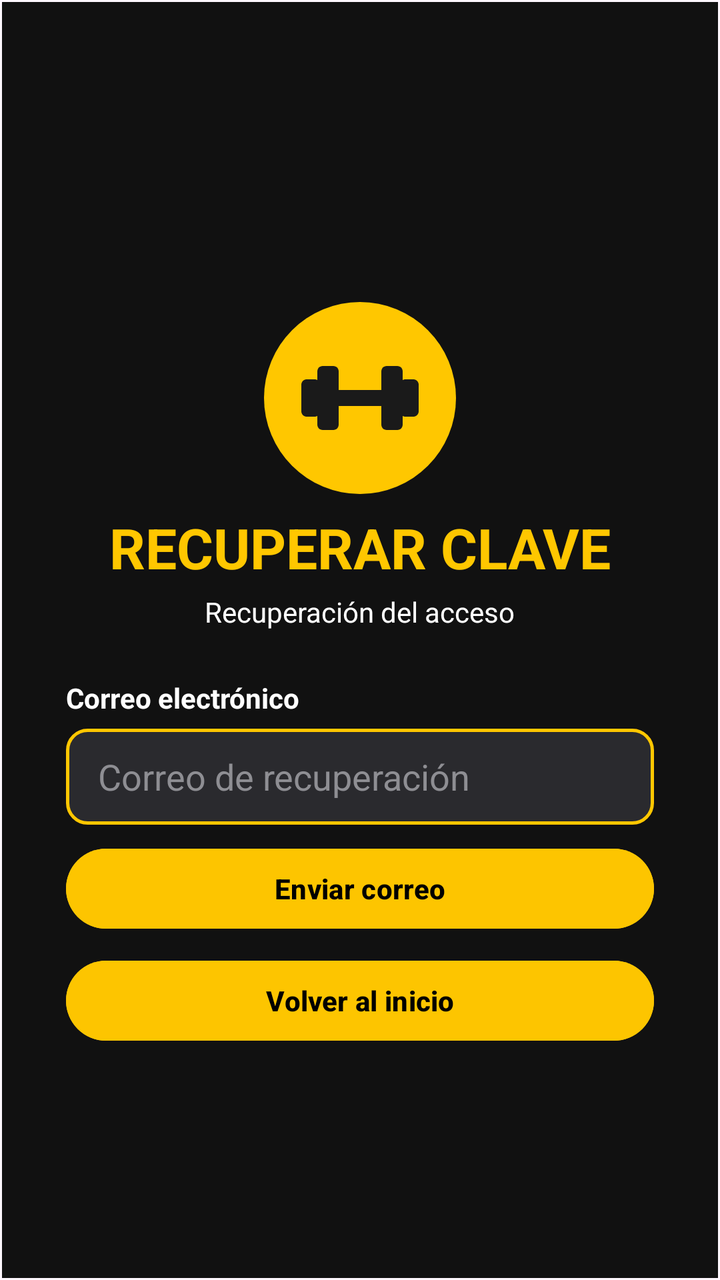
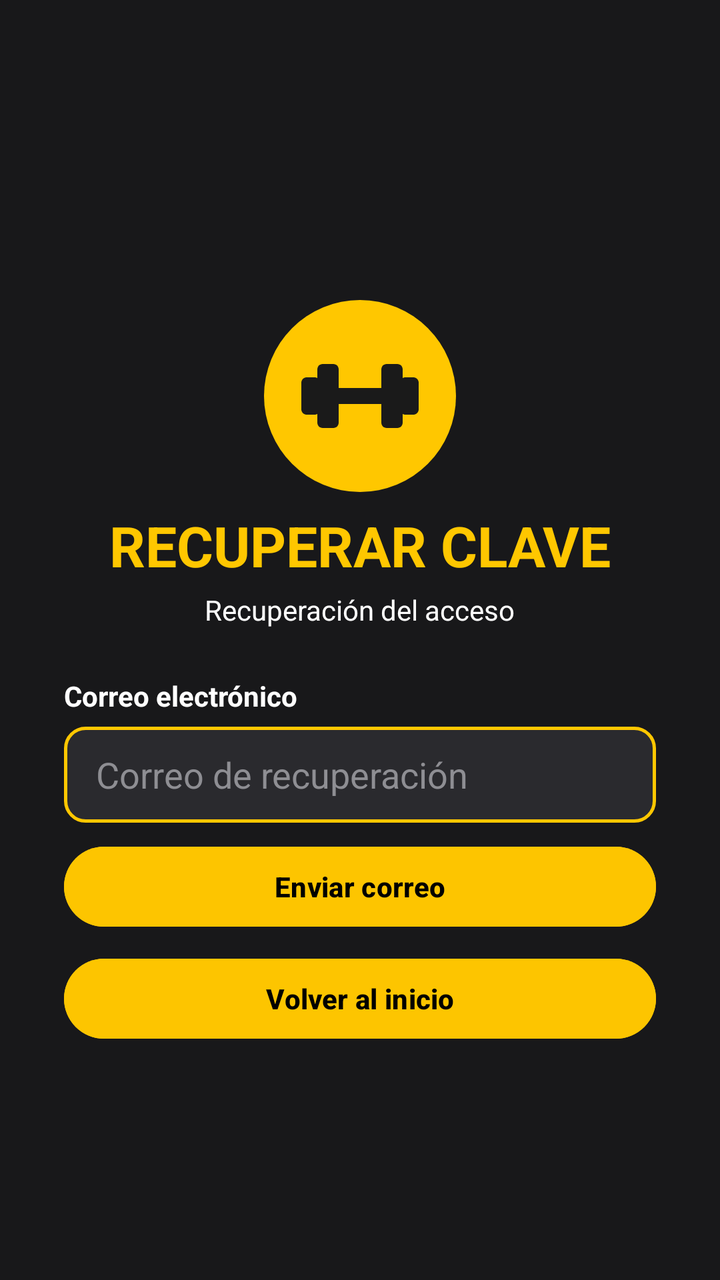

Screens rendered from an Android XML layout before and after an edit, with the pre-edit source and the edit as a unified diff.
<!-- AndroidManifest.xml: application theme Theme.Ev3NuevasTecnologias -->
<!-- res/layout/activity_recuperar_clave.xml -->
<?xml version="1.0" encoding="utf-8"?>
<androidx.constraintlayout.widget.ConstraintLayout xmlns:android="http://schemas.android.com/apk/res/android"
    xmlns:app="http://schemas.android.com/apk/res-auto"
    xmlns:tools="http://schemas.android.com/tools"
    android:id="@+id/main"
    android:layout_width="match_parent"
    android:layout_height="match_parent"
    tools:context=".recuperarClave">

    <androidx.constraintlayout.widget.ConstraintLayout
        android:layout_marginStart="1dp"
        android:layout_marginTop="1dp"
        android:layout_marginEnd="1dp"
        android:layout_marginBottom="1dp"
        android:background="#111111"
        app:layout_constraintBottom_toBottomOf="parent"
        app:layout_constraintEnd_toEndOf="parent"
        app:layout_constraintHorizontal_bias="0.0"
        app:layout_constraintStart_toStartOf="parent"
        app:layout_constraintTop_toTopOf="parent"
        app:layout_constraintVertical_bias="0.0">

        <ImageView
            android:id="@+id/imageView"
            android:layout_width="96dp"
            android:layout_height="96dp"
            android:layout_marginTop="150dp"
            android:background="@drawable/bg_circle_yellow"
            android:padding="16dp"
            app:layout_constraintEnd_toEndOf="parent"
            app:layout_constraintStart_toStartOf="parent"
            app:layout_constraintTop_toTopOf="parent"
            app:srcCompat="@drawable/logo_pesa" />

        <TextView
            android:id="@+id/textView"
            android:layout_width="wrap_content"
            android:layout_height="wrap_content"
            android:layout_marginTop="8dp"
            android:text="RECUPERAR CLAVE"
            android:textColor="@color/gym_yellow"
            android:textSize="28sp"
            android:textStyle="bold"
            app:layout_constraintEnd_toEndOf="parent"
            app:layout_constraintStart_toStartOf="parent"
            app:layout_constraintTop_toBottomOf="@+id/imageView" />

        <TextView
            android:id="@+id/textView2"
            android:layout_width="wrap_content"
            android:layout_height="wrap_content"
            android:layout_marginTop="4dp"
            android:text="Recuperación del acceso"
            android:textColor="@color/gym_text_white"
            app:layout_constraintEnd_toEndOf="parent"
            app:layout_constraintStart_toStartOf="parent"
            app:layout_constraintTop_toBottomOf="@+id/textView" />

        <TextView
            android:id="@+id/textView3"
            android:layout_width="0dp"
            android:layout_height="wrap_content"
            android:layout_marginStart="32dp"
            android:layout_marginTop="24dp"
            android:layout_marginEnd="32dp"
            android:text="Correo electrónico"
            android:textColor="@color/gym_text_white"
            android:textStyle="bold"
            app:layout_constraintEnd_toEndOf="parent"
            app:layout_constraintStart_toStartOf="parent"
            app:layout_constraintTop_toBottomOf="@+id/textView2" />

        <EditText
            android:id="@+id/editTextText"
            android:layout_width="0dp"
            android:layout_height="48dp"
            android:layout_marginStart="32dp"
            android:layout_marginTop="6dp"
            android:layout_marginEnd="32dp"
            android:background="@drawable/bg_input_field"
            android:ems="10"
            android:hint="Correo de recuperación"
            android:inputType="text"
            android:paddingHorizontal="16dp"
            android:textColor="@color/gym_text_white"
            android:textColorHint="@color/gym_text_gray"
            app:layout_constraintEnd_toEndOf="parent"
            app:layout_constraintStart_toStartOf="parent"
            app:layout_constraintTop_toBottomOf="@+id/textView3" />

        <Button
            android:id="@+id/button"
            android:layout_width="0dp"
            android:layout_height="wrap_content"
            android:layout_marginStart="32dp"
            android:layout_marginTop="8dp"
            android:layout_marginEnd="32dp"
            android:backgroundTint="#FDC500"
            android:text="Enviar correo"
            android:textColor="@color/black"
            android:textStyle="bold"
            app:layout_constraintEnd_toEndOf="parent"
            app:layout_constraintStart_toStartOf="parent"
            app:layout_constraintTop_toBottomOf="@+id/editTextText" />

        <Button
            android:id="@+id/button2"
            android:layout_width="0dp"
            android:layout_height="wrap_content"
            android:layout_marginStart="32dp"
            android:layout_marginTop="8dp"
            android:layout_marginEnd="32dp"
            android:backgroundTint="#FDC500"
            android:onClick="volverInicio"
            android:text="Volver al inicio"
            android:textColor="@color/black"
            android:textStyle="bold"
            app:layout_constraintEnd_toEndOf="parent"
            app:layout_constraintStart_toStartOf="parent"
            app:layout_constraintTop_toBottomOf="@+id/button" />
    </androidx.constraintlayout.widget.ConstraintLayout>
</androidx.constraintlayout.widget.ConstraintLayout>
<!-- resources referenced by this layout -->
<resources>
  <color name="black">#FF000000</color>
  <color name="gym_text_gray">#8E8E93</color>
  <color name="gym_text_white">#FFFFFF</color>
  <color name="gym_yellow">#FFC700</color>
  <!-- drawable bg_circle_yellow (drawable) -->
  <?xml version="1.0" encoding="utf-8"?>
  <shape xmlns:android="http://schemas.android.com/apk/res/android"
      android:shape="oval">
      <solid android:color="@color/gym_yellow" />
  </shape>
  <!-- drawable bg_input_field (drawable) -->
  <?xml version="1.0" encoding="utf-8"?>
  <shape xmlns:android="http://schemas.android.com/apk/res/android"
      android:shape="rectangle">
      <solid android:color="@color/gym_field_bg" />
      <stroke
          android:width="1.5dp"
          android:color="@color/gym_yellow" />
      <corners android:radius="10dp" />
  </shape>
  <!-- drawable logo_pesa (drawable) -->
  <vector xmlns:android="http://schemas.android.com/apk/res/android"
      android:width="48dp"
      android:height="48dp"
      android:viewportWidth="24"
      android:viewportHeight="24">
      
      <path
          android:fillColor="#1A1A1A"
          android:pathData="M6,10.5h12v3H6z" />
      
      <path
          android:fillColor="#1A1A1A"
          android:pathData="M5,6h2c0.55,0 1,0.45 1,1v10c0,0.55 -0.45,1 -1,1H5c-0.55,0 -1,-0.45 -1,-1V7c0,-0.55 0.45,-1 1,-1z" />
      
      <path
          android:fillColor="#1A1A1A"
          android:pathData="M2,8.5h1.5c0.55,0 1,0.45 1,1v5c0,0.55 -0.45,1 -1,1H2c-0.55,0 -1,-0.45 -1,-1v-5c0,-0.55 0.45,-1 1,-1z" />
      
      <path
          android:fillColor="#1A1A1A"
          android:pathData="M17,6h2c0.55,0 1,0.45 1,1v10c0,0.55 -0.45,1 -1,1h-2c-0.55,0 -1,-0.45 -1,-1V7c0,-0.55 0.45,-1 1,-1z" />
      
      <path
          android:fillColor="#1A1A1A"
          android:pathData="M20.5,8.5h1.5c0.55,0 1,0.45 1,1v5c0,0.55 -0.45,1 -1,1h-1.5c-0.55,0 -1,-0.45 -1,-1v-5c0,-0.55 0.45,-1 1,-1z" />
  </vector>
  <style name="Theme.Ev3NuevasTecnologias" parent="Base.Theme.Ev3NuevasTecnologias" />
  <color name="gym_field_bg">#2A2A2E</color>
  <style name="Base.Theme.Ev3NuevasTecnologias" parent="Theme.Material3.DayNight.NoActionBar">
          
          
      </style>
</resources>

<!-- the commit's change to res/layout/activity_recuperar_clave.xml (unified diff, before → after) -->
@@ -5,9 +5,12 @@
     android:id="@+id/main"
     android:layout_width="match_parent"
     android:layout_height="match_parent"
+    android:background="@color/gym_bg_dark"
     tools:context=".recuperarClave">
 
     <androidx.constraintlayout.widget.ConstraintLayout
+        android:layout_width="wrap_content"
+        android:layout_height="wrap_content"
         android:layout_marginStart="1dp"
         android:layout_marginTop="1dp"
         android:layout_marginEnd="1dp"
@@ -17,106 +20,105 @@
         app:layout_constraintEnd_toEndOf="parent"
         app:layout_constraintHorizontal_bias="0.0"
         app:layout_constraintStart_toStartOf="parent"
+        app:layout_constraintTop_toTopOf="parent" />
+
+
+    <ImageView
+        android:id="@+id/imageView"
+        android:layout_width="96dp"
+        android:layout_height="96dp"
+        android:layout_marginTop="150dp"
+        android:background="@drawable/bg_circle_yellow"
+        android:padding="16dp"
+        app:layout_constraintEnd_toEndOf="parent"
+        app:layout_constraintStart_toStartOf="parent"
         app:layout_constraintTop_toTopOf="parent"
-        app:layout_constraintVertical_bias="0.0">
+        app:srcCompat="@drawable/logo_pesa" />
 
-        <ImageView
-            android:id="@+id/imageView"
-            android:layout_width="96dp"
-            android:layout_height="96dp"
-            android:layout_marginTop="150dp"
-            android:background="@drawable/bg_circle_yellow"
-            android:padding="16dp"
-            app:layout_constraintEnd_toEndOf="parent"
-            app:layout_constraintStart_toStartOf="parent"
-            app:layout_constraintTop_toTopOf="parent"
-            app:srcCompat="@drawable/logo_pesa" />
+    <TextView
+        android:id="@+id/textView"
+        android:layout_width="wrap_content"
+        android:layout_height="wrap_content"
+        android:layout_marginTop="8dp"
+        android:text="RECUPERAR CLAVE"
+        android:textColor="@color/gym_yellow"
+        android:textSize="28sp"
+        android:textStyle="bold"
+        app:layout_constraintEnd_toEndOf="parent"
+        app:layout_constraintStart_toStartOf="parent"
+        app:layout_constraintTop_toBottomOf="@+id/imageView" />
 
-        <TextView
-            android:id="@+id/textView"
-            android:layout_width="wrap_content"
-            android:layout_height="wrap_content"
-            android:layout_marginTop="8dp"
-            android:text="RECUPERAR CLAVE"
-            android:textColor="@color/gym_yellow"
-            android:textSize="28sp"
-            android:textStyle="bold"
-            app:layout_constraintEnd_toEndOf="parent"
-            app:layout_constraintStart_toStartOf="parent"
-            app:layout_constraintTop_toBottomOf="@+id/imageView" />
+    <TextView
+        android:id="@+id/textView2"
+        android:layout_width="wrap_content"
+        android:layout_height="wrap_content"
+        android:layout_marginTop="4dp"
+        android:text="Recuperación del acceso"
+        android:textColor="@color/gym_text_white"
+        app:layout_constraintEnd_toEndOf="parent"
+        app:layout_constraintStart_toStartOf="parent"
+        app:layout_constraintTop_toBottomOf="@+id/textView" />
 
-        <TextView
-            android:id="@+id/textView2"
-            android:layout_width="wrap_content"
-            android:layout_height="wrap_content"
-            android:layout_marginTop="4dp"
-            android:text="Recuperación del acceso"
-            android:textColor="@color/gym_text_white"
-            app:layout_constraintEnd_toEndOf="parent"
-            app:layout_constraintStart_toStartOf="parent"
-            app:layout_constraintTop_toBottomOf="@+id/textView" />
+    <TextView
+        android:id="@+id/textView3"
+        android:layout_width="0dp"
+        android:layout_height="wrap_content"
+        android:layout_marginStart="32dp"
+        android:layout_marginTop="24dp"
+        android:layout_marginEnd="32dp"
+        android:text="Correo electrónico"
+        android:textColor="@color/gym_text_white"
+        android:textStyle="bold"
+        app:layout_constraintEnd_toEndOf="parent"
+        app:layout_constraintStart_toStartOf="parent"
+        app:layout_constraintTop_toBottomOf="@+id/textView2" />
 
-        <TextView
-            android:id="@+id/textView3"
-            android:layout_width="0dp"
-            android:layout_height="wrap_content"
-            android:layout_marginStart="32dp"
-            android:layout_marginTop="24dp"
-            android:layout_marginEnd="32dp"
-            android:text="Correo electrónico"
-            android:textColor="@color/gym_text_white"
-            android:textStyle="bold"
-            app:layout_constraintEnd_toEndOf="parent"
-            app:layout_constraintStart_toStartOf="parent"
-            app:layout_constraintTop_toBottomOf="@+id/textView2" />
+    <EditText
+        android:id="@+id/editTextText"
+        android:layout_width="0dp"
+        android:layout_height="48dp"
+        android:layout_marginStart="32dp"
+        android:layout_marginTop="6dp"
+        android:layout_marginEnd="32dp"
+        android:background="@drawable/bg_input_field"
+        android:ems="10"
+        android:hint="Correo de recuperación"
+        android:inputType="text"
+        android:paddingHorizontal="16dp"
+        android:textColor="@color/gym_text_white"
+        android:textColorHint="@color/gym_text_gray"
+        app:layout_constraintEnd_toEndOf="parent"
+        app:layout_constraintStart_toStartOf="parent"
+        app:layout_constraintTop_toBottomOf="@+id/textView3" />
 
-        <EditText
-            android:id="@+id/editTextText"
-            android:layout_width="0dp"
-            android:layout_height="48dp"
-            android:layout_marginStart="32dp"
-            android:layout_marginTop="6dp"
-            android:layout_marginEnd="32dp"
-            android:background="@drawable/bg_input_field"
-            android:ems="10"
-            android:hint="Correo de recuperación"
-            android:inputType="text"
-            android:paddingHorizontal="16dp"
-            android:textColor="@color/gym_text_white"
-            android:textColorHint="@color/gym_text_gray"
-            app:layout_constraintEnd_toEndOf="parent"
-            app:layout_constraintStart_toStartOf="parent"
-            app:layout_constraintTop_toBottomOf="@+id/textView3" />
+    <Button
+        android:id="@+id/button"
+        android:layout_width="0dp"
+        android:layout_height="wrap_content"
+        android:layout_marginStart="32dp"
+        android:layout_marginTop="8dp"
+        android:layout_marginEnd="32dp"
+        android:backgroundTint="#FDC500"
+        android:text="Enviar correo"
+        android:textColor="@color/black"
+        android:textStyle="bold"
+        app:layout_constraintEnd_toEndOf="parent"
+        app:layout_constraintStart_toStartOf="parent"
+        app:layout_constraintTop_toBottomOf="@+id/editTextText" />
 
-        <Button
-            android:id="@+id/button"
-            android:layout_width="0dp"
-            android:layout_height="wrap_content"
-            android:layout_marginStart="32dp"
-            android:layout_marginTop="8dp"
-            android:layout_marginEnd="32dp"
-            android:backgroundTint="#FDC500"
-            android:text="Enviar correo"
-            android:textColor="@color/black"
-            android:textStyle="bold"
-            app:layout_constraintEnd_toEndOf="parent"
-            app:layout_constraintStart_toStartOf="parent"
-            app:layout_constraintTop_toBottomOf="@+id/editTextText" />
-
-        <Button
-            android:id="@+id/button2"
-            android:layout_width="0dp"
-            android:layout_height="wrap_content"
-            android:layout_marginStart="32dp"
-            android:layout_marginTop="8dp"
-            android:layout_marginEnd="32dp"
-            android:backgroundTint="#FDC500"
-            android:onClick="volverInicio"
-            android:text="Volver al inicio"
-            android:textColor="@color/black"
-            android:textStyle="bold"
-            app:layout_constraintEnd_toEndOf="parent"
-            app:layout_constraintStart_toStartOf="parent"
-            app:layout_constraintTop_toBottomOf="@+id/button" />
-    </androidx.constraintlayout.widget.ConstraintLayout>
+    <Button
+        android:id="@+id/button2"
+        android:layout_width="0dp"
+        android:layout_height="wrap_content"
+        android:layout_marginStart="32dp"
+        android:layout_marginTop="8dp"
+        android:layout_marginEnd="32dp"
+        android:backgroundTint="#FDC500"
+        android:onClick="volverInicio"
+        android:text="Volver al inicio"
+        android:textColor="@color/black"
+        android:textStyle="bold"
+        app:layout_constraintEnd_toEndOf="parent"
+        app:layout_constraintStart_toStartOf="parent"
+        app:layout_constraintTop_toBottomOf="@+id/button" />
 </androidx.constraintlayout.widget.ConstraintLayout>
<!-- resource entries referenced after the edit -->
@@ -1,6 +1,7 @@
 <!-- resources referenced by this layout -->
 <resources>
   <color name="black">#FF000000</color>
+  <color name="gym_bg_dark">#18181A</color>
   <color name="gym_text_gray">#8E8E93</color>
   <color name="gym_text_white">#FFFFFF</color>
   <color name="gym_yellow">#FFC700</color>
